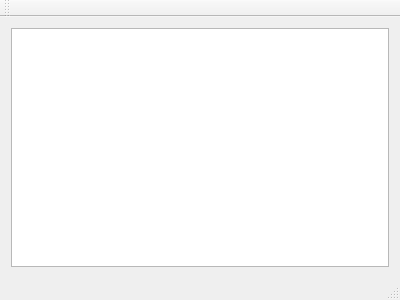
Before: the Qt Designer form mainwindow.ui in timsterzel/Ultimate-Label, drawn with Qt 5.
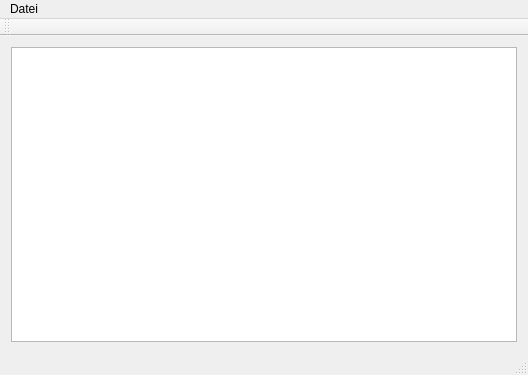
After: the same form once the commit is applied.

Commit message: Hide table at start and add file dialog

```diff
--- a/mainwindow.ui
+++ b/mainwindow.ui
@@ -6,8 +6,8 @@
    <rect>
     <x>0</x>
     <y>0</y>
-    <width>400</width>
-    <height>300</height>
+    <width>528</width>
+    <height>375</height>
    </rect>
   </property>
   <property name="windowTitle">
@@ -16,11 +16,7 @@
   <widget class="QWidget" name="centralWidget">
    <layout class="QVBoxLayout" name="verticalLayout_2">
     <item>
-     <layout class="QVBoxLayout" name="verticalLayout">
-      <item>
-       <widget class="QTableView" name="tableView"/>
-      </item>
-     </layout>
+     <widget class="QTableWidget" name="tableWidget_data"/>
     </item>
    </layout>
   </widget>
@@ -29,10 +25,17 @@
     <rect>
      <x>0</x>
      <y>0</y>
-     <width>400</width>
-     <height>25</height>
+     <width>528</width>
+     <height>28</height>
     </rect>
    </property>
+   <widget class="QMenu" name="menuDatei">
+    <property name="title">
+     <string>Datei</string>
+    </property>
+    <addaction name="action_ffnen"/>
+   </widget>
+   <addaction name="menuDatei"/>
   </widget>
   <widget class="QToolBar" name="mainToolBar">
    <attribute name="toolBarArea">
```
Left out of the diff: 5 changed lines with no effect on the pictures. The commit also changes 2 other files.
